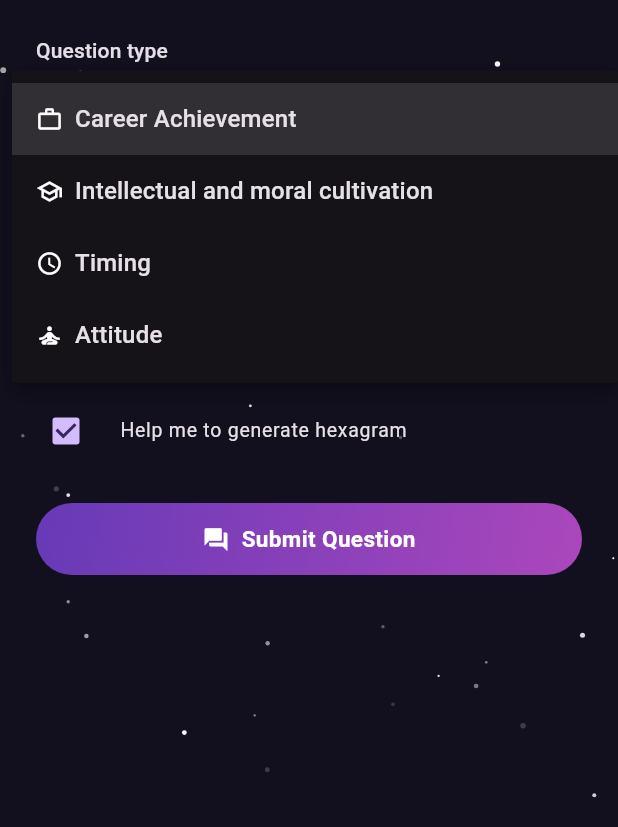
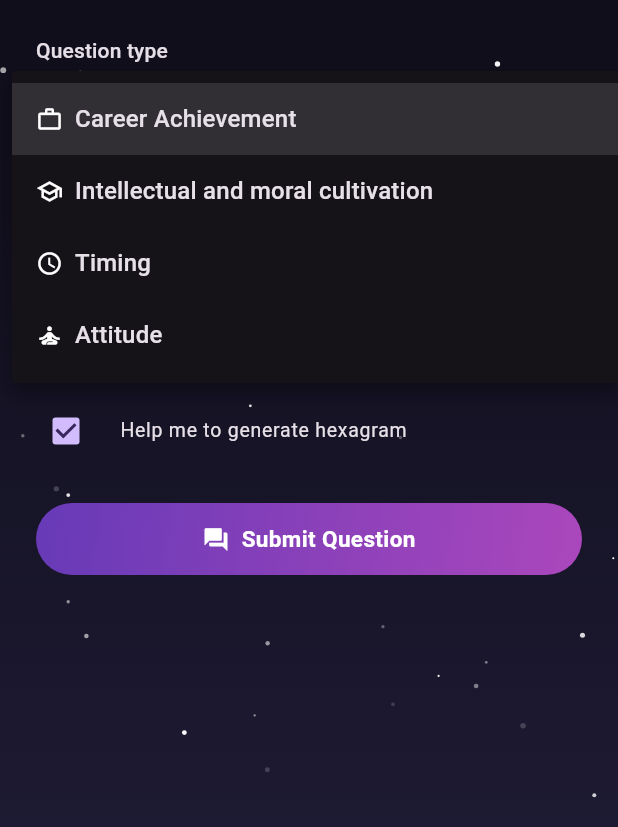
Before and after one commit to beckkwok/iching, a Flutter app: the QuestionFormScreen screen opened directly with empty values, after a tap on "Select a category", on a phone screen of 412 x 824 dp, the part 409-1236 px from its top. Run offline on Flutter 3.47's test engine with Material 3 defaults, Android fonts, the light colour scheme and no system bars; our stand-ins replace sqflite_common_ffi; missing offline and left inert: flutter_gemma, flutter_gemma_litertlm, forui; accounts and stored records are empty; statements that could not run were skipped.

Commit message:
style: give the star sky a layered gradient
Refs #32

```diff
--- a/app/lib/widgets/twinkling_stars.dart
+++ b/app/lib/widgets/twinkling_stars.dart
@@ -8,8 +8,18 @@ import 'package:flutter/material.dart';
 class TwinklingStars extends StatefulWidget {
   const TwinklingStars({super.key, this.starCount = 60});
 
-  /// The sky's background color.
-  static const Color background = Color(0xFF12101E);
+  /// The sky's background gradient — deepest at the top, lifted toward the
+  /// bottom, giving the night sky some depth.
+  static const LinearGradient skyGradient = LinearGradient(
+    begin: Alignment.topCenter,
+    end: Alignment.bottomCenter,
+    colors: [
+      Color(0xFF0B0914),
+      Color(0xFF12101E),
+      Color(0xFF1D1A33),
+    ],
+    stops: [0.0, 0.5, 1.0],
+  );
 
   /// Number of stars to render.
   final int starCount;
@@ -88,7 +98,11 @@ class _StarPainter extends CustomPainter {
 
   @override
   void paint(Canvas canvas, Size size) {
-    canvas.drawRect(Offset.zero & size, Paint()..color = TwinklingStars.background);
+    final rect = Offset.zero & size;
+    canvas.drawRect(
+      rect,
+      Paint()..shader = TwinklingStars.skyGradient.createShader(rect),
+    );
 
     final paint = Paint();
     for (final star in stars) {
```
Also changed, not shown: 2 other files.
